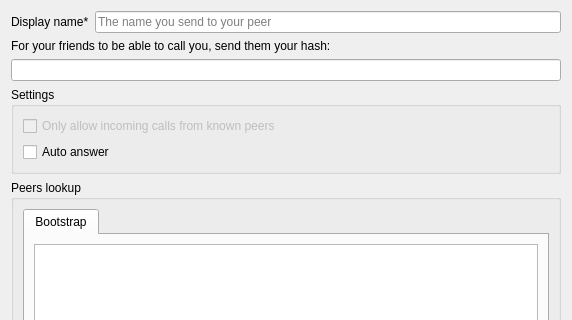
This is src/conf/dlgdht.ui in KDE/ring-kde as Qt 5 draws it before an edit; both pictures show x 0 to 572 and y 0 to 320 of the 572 by 665 pixel window. The edited form follows.
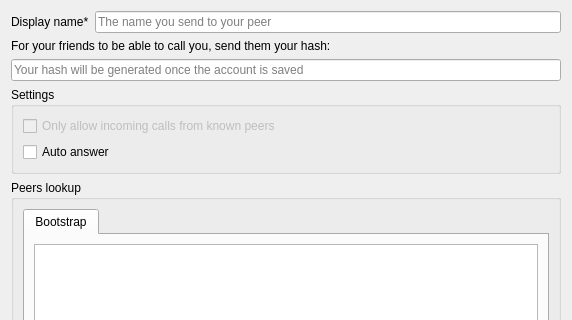
This is the edited form. Icons and pictures are not drawn. Custom widgets are drawn as their Qt base class.

Commit message:
ux: Account creation was almost impossible
It worked, but it tool several attempts to get everything ring
this is due recent changes in LibRingClient.

Refs #71995

```diff
--- a/src/conf/dlgdht.ui
+++ b/src/conf/dlgdht.ui
@@ -238,6 +238,9 @@
      <property name="readOnly">
       <bool>true</bool>
      </property>
+     <property name="placeholderText">
+      <string>Your hash will be generated once the account is saved</string>
+     </property>
     </widget>
    </item>
    <item row="5" column="0" colspan="2">
```
Left out of the diff: 16 changed lines with no effect on the pictures. The commit also changes 3 other files.
